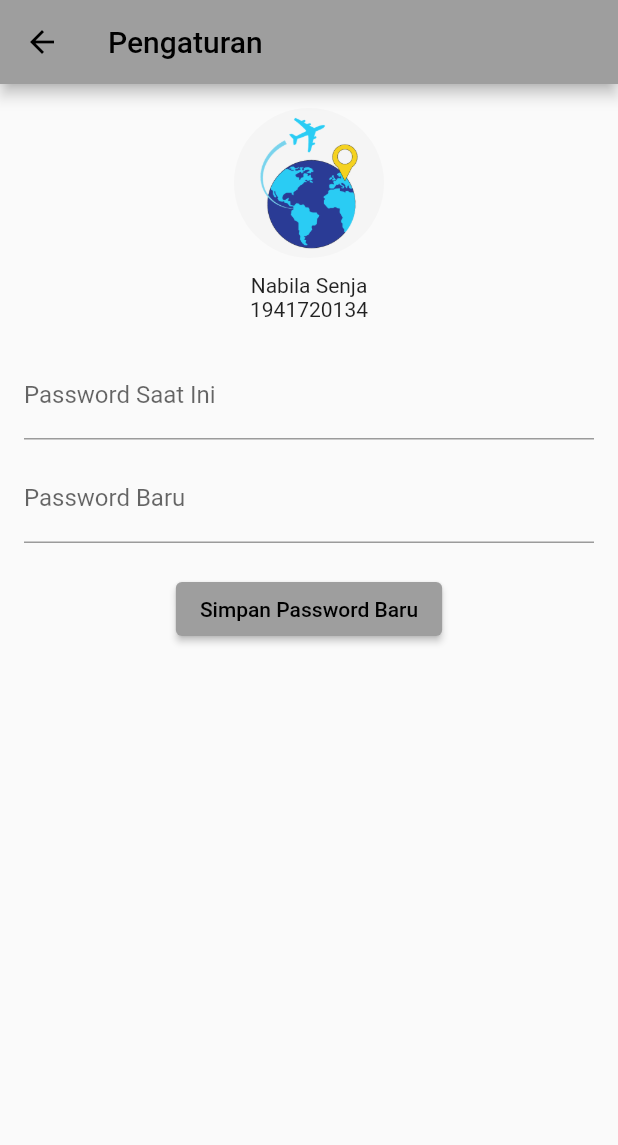
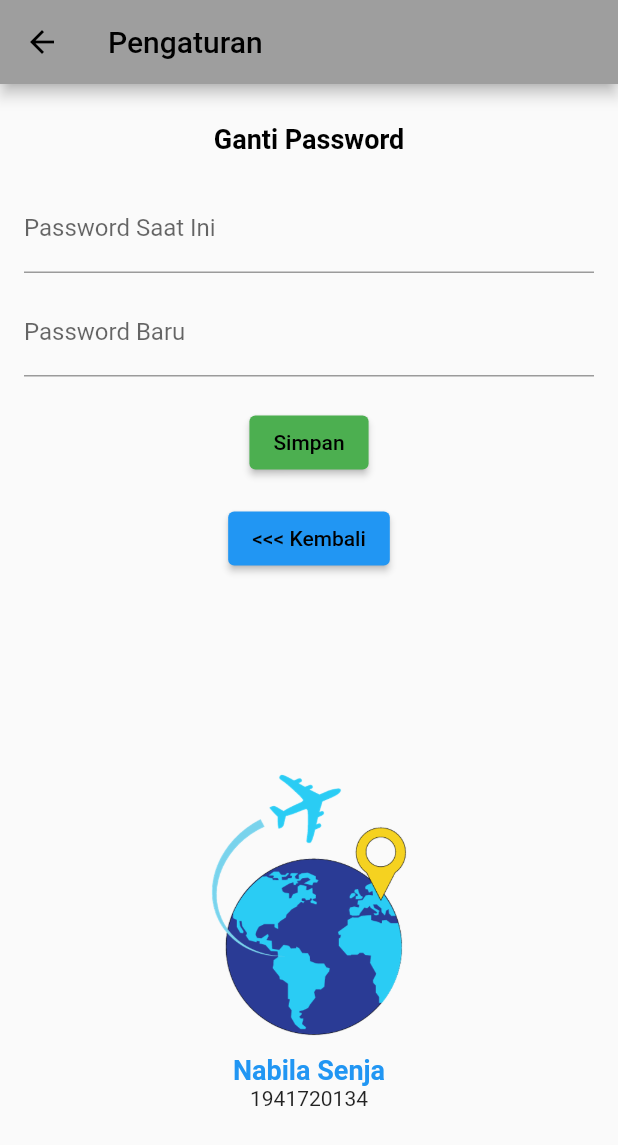
Before and after one commit to nsenja/travelours, a Flutter app: the HomePage screen opened by its route, after a tap on "Pengaturan", on a phone screen of 412 x 824 dp. Shown: the top 1145 px of the screen. Run offline on Flutter 3.47's test engine with Material 2 defaults, Android fonts, the light colour scheme and no system bars; our stand-ins replace sqflite; accounts and stored records are empty.

Commit message:
setting (BELUM FINAL)

```diff
--- a/lib/HomePage.dart
+++ b/lib/HomePage.dart
@@ -23,11 +23,11 @@ class HomePage extends StatelessWidget {
                 ),
               ),
               Text(
-                'Pengeluaran: Rp.1.000.000',
+                'Pengeluaran: Rp.1.000',
                 style: TextStyle(fontSize: 18.0),
               ),
               Text(
-                'Pemasukan: Rp 2.000.000',
+                'Pemasukan: Rp 2.000',
                 style: TextStyle(fontSize: 18.0),
               ),
               Container(
@@ -63,10 +63,10 @@ class HomePage extends StatelessWidget {
                             imageAsset: 'assets/cashFlow.png',
                             label: 'Detail Cash Flow',
                             onTap: () {
-                              //    Navigator.push(
-                              //   context,
-                              //   MaterialPageRoute(builder: (context) => DetailCash()),
-                              // );
+                                 Navigator.push(
+                                context,
+                                MaterialPageRoute(builder: (context) => DetailCash()),
+                              );
                             },
                           ),
 
--- a/lib/Setting.dart
+++ b/lib/Setting.dart
@@ -10,11 +10,12 @@ class Setting extends StatefulWidget {
 class _PengaturanState extends State<Setting> {
   TextEditingController _passwordController = TextEditingController();
   TextEditingController _passwordBaruController = TextEditingController();
-  String _nama = 'Nabila Senja'; // Ganti dengan nama Anda
-  String _nim = '1941720134'; // Ganti dengan NIM Anda
+  // String _nama = 'Nabila Senja'; // Ganti dengan nama Anda
+  // String _nim = '1941720134'; // Ganti dengan NIM Anda
   String _passwordSaatIni = 'password'; // Ganti dengan password saat ini
 
-  bool _isPasswordSaatIniBenar = true; // Untuk memeriksa apakah password saat ini benar
+  bool _isPasswordSaatIniBenar =
+      true; // Untuk memeriksa apakah password saat ini benar
 
   @override
   Widget build(BuildContext context) {
@@ -25,15 +26,18 @@ class _PengaturanState extends State<Setting> {
       body: Padding(
         padding: EdgeInsets.all(16.0),
         child: Column(
-          crossAxisAlignment: CrossAxisAlignment.center,
-          children: <Widget>[
-            CircleAvatar(
-              backgroundImage: AssetImage('assets/logo.png'), // Ganti dengan path foto Anda
-              radius: 50.0,
+          children: [
+            SizedBox(
+              height: 10.0,
             ),
-            SizedBox(height: 10.0),
-            Text(_nama),
-            Text(_nim),
+            Text(
+              'Ganti Password',
+              style: TextStyle(
+                color: Colors.black,
+                fontSize: 18.0,
+                fontWeight: FontWeight.bold,
+              ),
+            ),
             SizedBox(height: 20.0),
             TextFormField(
               controller: _passwordController,
@@ -49,28 +53,40 @@ class _PengaturanState extends State<Setting> {
             SizedBox(height: 20.0),
             ElevatedButton(
               onPressed: () {
-                // Periksa apakah password saat ini benar
-                if (_passwordController.text == _passwordSaatIni) {
-                  setState(() {
-                    _isPasswordSaatIniBenar = true;
-                  });
-
-                  // Simpan password baru
-                  _passwordSaatIni = _passwordBaruController.text;
-                  _passwordBaruController.clear();
-                } else {
-                  setState(() {
-                    _isPasswordSaatIniBenar = false;
-                  });
-                }
+                Navigator.pop(context);
               },
-              child: Text('Simpan Password Baru'),
+              style: ElevatedButton.styleFrom(
+                primary: Colors.green, // Warna latar belakang hijau
+              ),
+              child: Text('Simpan'),
             ),
-            if (!_isPasswordSaatIniBenar)
-              Text(
-                'Password saat ini tidak benar.',
-                style: TextStyle(color: Colors.red),
+            SizedBox(height: 16.0),
+            ElevatedButton(
+              onPressed: () {
+                Navigator.pop(context);
+              },
+              style: ElevatedButton.styleFrom(
+                primary: Colors.blue,
               ),
+              child: Text('<<< Kembali'),
+            ),
+            SizedBox(
+              height: 120.0,
+            ),
+            Image.asset(
+              'assets/logo.png',
+              width: 250.0, // Sesuaikan lebar sesuai kebutuhan Anda
+              height: 200.0, // Sesuaikan tinggi sesuai kebutuhan Anda
+            ),
+            Text(
+              'Nabila Senja',
+              style: TextStyle(
+                color: Colors.blue,
+                fontSize: 18.0,
+                fontWeight: FontWeight.bold,
+              ),
+            ),
+            Text('1941720134'),
           ],
         ),
       ),
--- a/lib/main.dart
+++ b/lib/main.dart
@@ -33,7 +33,7 @@ class LoginPage extends StatelessWidget {
     return Scaffold(
       body: Container(
         child: Padding(
-          padding: EdgeInsets.all(16.0),
+          padding: EdgeInsets.all(13.0),
           child: Column(
             mainAxisAlignment: MainAxisAlignment.center,
             children: [
@@ -48,7 +48,7 @@ class LoginPage extends StatelessWidget {
                 style: TextStyle(fontSize: 23,
                 )
               ),
-              SizedBox(height: 20),
+              SizedBox(height: 10),
               TextField(
                 // controller: usernameController,
                 decoration: InputDecoration(
@@ -65,7 +65,7 @@ class LoginPage extends StatelessWidget {
                    hintText: 'Enter your password'
                 ),
               ),
-              SizedBox(height: 20),
+              SizedBox(height: 10),
               ElevatedButton(
                 onPressed: () {
                   //auth
--- a/pubspec.yaml
+++ b/pubspec.yaml
@@ -63,6 +63,9 @@ flutter:
     - assets/cashFlow.png
     - assets/setting.png
     - assets/grafik1.png
+    - assets/foto2.png
+    - assets/nama.png
+    - assets/NS.png
 
 
 
```
Also changed, not shown: lib/DetailCash.dart (+41 -48 lines), lib/TambahPemasukan.dart (+12 -3 lines), lib/TambahPengeluaran.dart (+10 -4 lines), assets/NS.png (added), assets/foto2.png (added), assets/nama.png (added).
